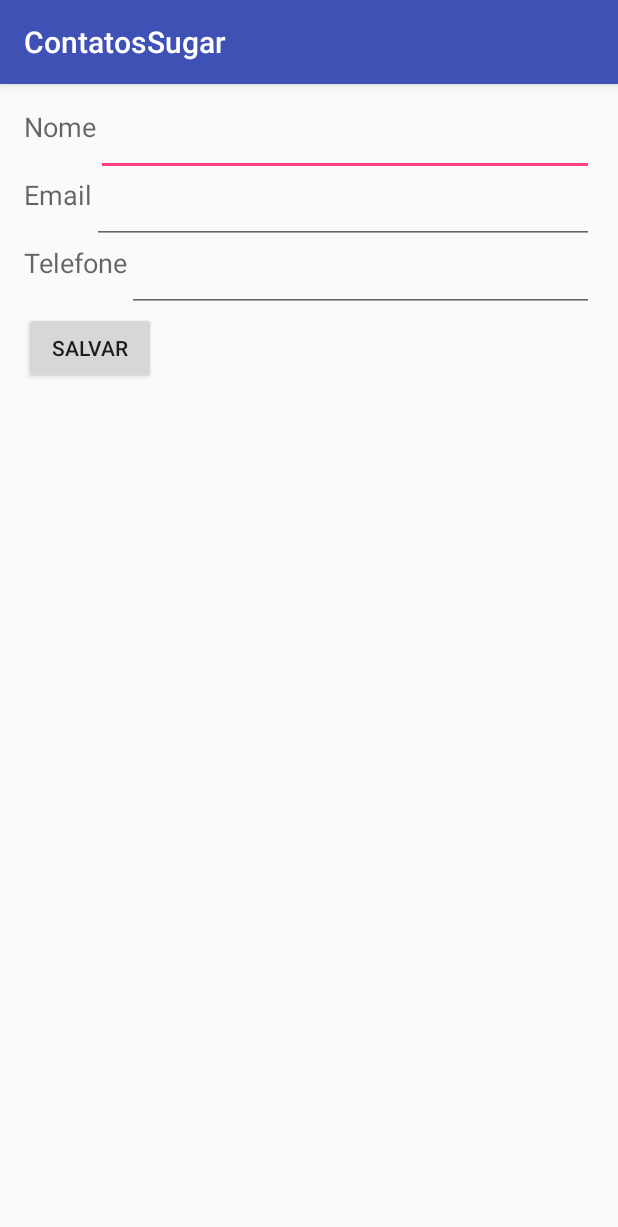
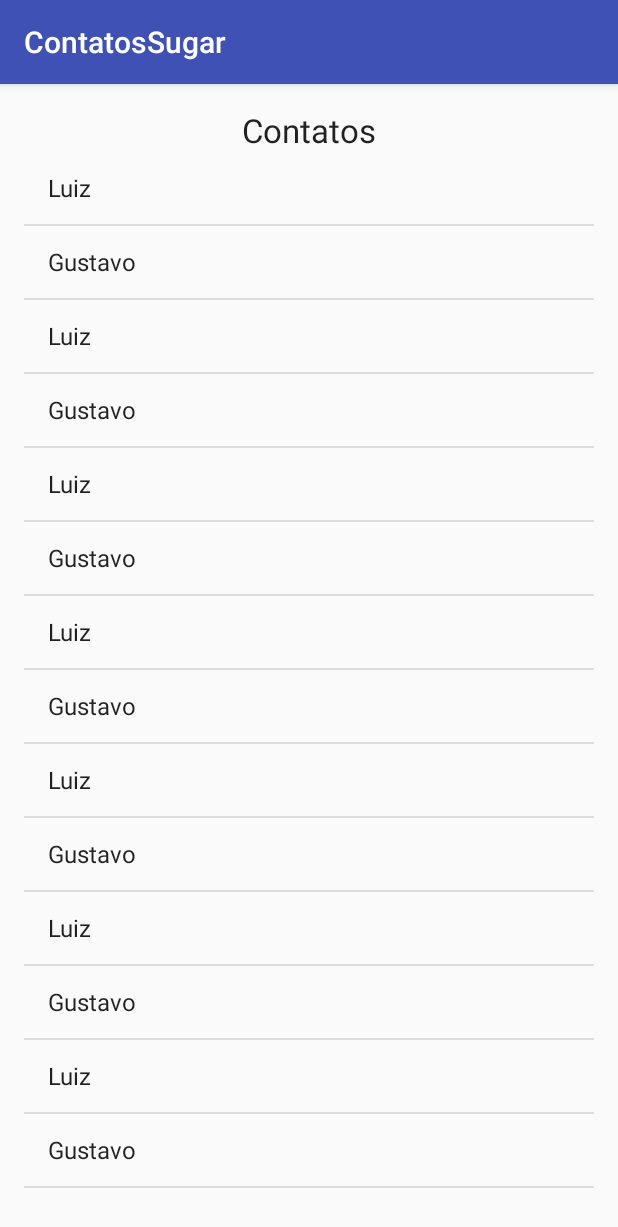
Before and after one commit to lglmoura/ContatoSugar, an Android app: the screen it shows after launch (ContatoActivity before the commit, ContatoLVMainActivity after it), on a phone screen of 412 x 824 dp. Shown: the top 1227 px of the screen. Run offline under Robolectric (Android 15) with nearby library versions, the phone set to English and light mode, and no system bars.

Commit message:
ListView com ArrayList simples

```diff
--- a/app/src/main/AndroidManifest.xml
+++ b/app/src/main/AndroidManifest.xml
@@ -1,20 +1,17 @@
 <?xml version="1.0" encoding="utf-8"?>
 <manifest xmlns:android="http://schemas.android.com/apk/res/android"
-       package="br.edu.iff.pooa20161.contatossugar">
-
-
+    package="br.edu.iff.pooa20161.contatossugar">
 
     <application
+        android:name="com.orm.SugarApp"
         android:allowBackup="true"
         android:icon="@mipmap/ic_launcher"
         android:label="@string/app_name"
         android:supportsRtl="true"
-        android:theme="@style/AppTheme"
-        android:name="com.orm.SugarApp">
-
+        android:theme="@style/AppTheme">
         <meta-data
             android:name="DATABASE"
-            android:value="sugar_contato.db" />
+            android:value="sugarcontato.sqlite" />
         <meta-data
             android:name="VERSION"
             android:value="1" />
@@ -25,8 +22,10 @@
             android:name="DOMAIN_PACKAGE_NAME"
             android:value="br.edu.iff.pooa20161.contatossugar" />
 
+        <activity android:name=".activity.ContatoActivity">
 
-        <activity android:name=".activity.ContatoActivity">
+        </activity>
+        <activity android:name=".ContatoLVMainActivity">
             <intent-filter>
                 <action android:name="android.intent.action.MAIN" />
 
--- /dev/null
+++ b/app/src/main/java/br/edu/iff/pooa20161/contatossugar/ContatoLVMainActivity.java
@@ -0,0 +1,20 @@
+package br.edu.iff.pooa20161.contatossugar;
+
+import android.support.v7.app.AppCompatActivity;
+import android.os.Bundle;
+import android.widget.ArrayAdapter;
+import android.widget.ListView;
+
+public class ContatoLVMainActivity extends AppCompatActivity {
+
+    @Override
+    protected void onCreate(Bundle savedInstanceState) {
+        super.onCreate(savedInstanceState);
+        setContentView(R.layout.activity_contato_lvmain);
+
+        ListView lista = (ListView) findViewById(R.id.lvContatos);
+        ArrayAdapter adapter = ArrayAdapter.createFromResource(this,R.array.contatos,android.R.layout.simple_list_item_1);
+        lista.setAdapter(adapter);
+
+    }
+}
--- /dev/null
+++ b/app/src/main/res/layout/activity_contato_lvmain.xml
@@ -0,0 +1,27 @@
+<?xml version="1.0" encoding="utf-8"?>
+<RelativeLayout xmlns:android="http://schemas.android.com/apk/res/android"
+    xmlns:tools="http://schemas.android.com/tools"
+    android:layout_width="match_parent"
+    android:layout_height="match_parent"
+    android:paddingBottom="@dimen/activity_vertical_margin"
+    android:paddingLeft="@dimen/activity_horizontal_margin"
+    android:paddingRight="@dimen/activity_horizontal_margin"
+    android:paddingTop="@dimen/activity_vertical_margin"
+    tools:context="br.edu.iff.pooa20161.contatossugar.ContatoLVMainActivity">
+
+    <TextView
+        android:layout_width="wrap_content"
+        android:layout_height="wrap_content"
+        android:textAppearance="?android:attr/textAppearanceLarge"
+        android:text="Contatos"
+        android:id="@+id/textView"
+        android:layout_alignParentTop="true"
+        android:layout_centerHorizontal="true" />
+
+    <ListView
+        android:layout_width="wrap_content"
+        android:layout_height="wrap_content"
+        android:id="@+id/lvContatos"
+        android:layout_below="@+id/textView"
+        android:layout_centerHorizontal="true" />
+</RelativeLayout>
--- a/app/src/main/res/values/strings.xml
+++ b/app/src/main/res/values/strings.xml
@@ -1,4 +1,22 @@
 <resources>
     <string name="app_name">ContatosSugar</string>
     <string name="nome">Nome</string>
+    <string-array name="contatos">
+        <item>Luiz</item>
+        <item>Gustavo</item>
+        <item>Luiz</item>
+        <item>Gustavo</item>
+        <item>Luiz</item>
+        <item>Gustavo</item>
+        <item>Luiz</item>
+        <item>Gustavo</item>
+        <item>Luiz</item>
+        <item>Gustavo</item>
+        <item>Luiz</item>
+        <item>Gustavo</item>
+        <item>Luiz</item>
+        <item>Gustavo</item>
+        <item>Luiz</item>
+        <item>Gustavo</item>
+    </string-array>
 </resources>
```
